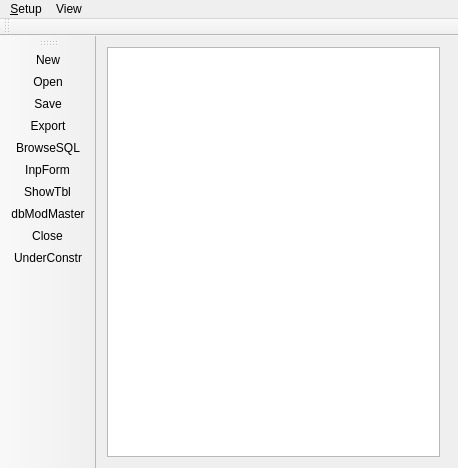
Qt form uis/mainwindow.ui (mainster/WorktimeManager) before a commit.
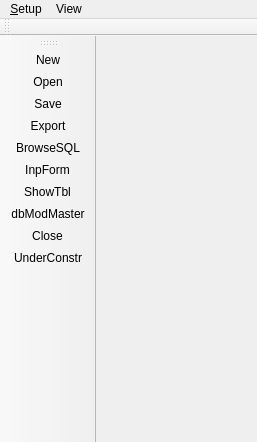
The same form after that commit. Icons and pictures are not drawn.

The edit to the form file:
```diff
--- a/uis/mainwindow.ui
+++ b/uis/mainwindow.ui
@@ -6,8 +6,8 @@
    <rect>
     <x>0</x>
     <y>0</y>
-    <width>458</width>
-    <height>468</height>
+    <width>257</width>
+    <height>442</height>
    </rect>
   </property>
   <property name="windowTitle">
@@ -44,26 +44,19 @@
   </property>
   <widget class="QWidget" name="centralWidget">
    <property name="sizePolicy">
-    <sizepolicy hsizetype="MinimumExpanding" vsizetype="Preferred">
+    <sizepolicy hsizetype="Expanding" vsizetype="Expanding">
      <horstretch>0</horstretch>
      <verstretch>0</verstretch>
     </sizepolicy>
    </property>
-   <layout class="QGridLayout" name="gridLayout_2">
-    <property name="rightMargin">
-     <number>18</number>
-    </property>
-    <item row="0" column="0">
-     <widget class="QTextEdit" name="teInfoBox"/>
-    </item>
-   </layout>
+   <layout class="QGridLayout" name="_2"/>
   </widget>
   <widget class="QMenuBar" name="menuBar">
    <property name="geometry">
     <rect>
      <x>0</x>
      <y>0</y>
-     <width>458</width>
+     <width>257</width>
      <height>27</height>
     </rect>
    </property>
```
